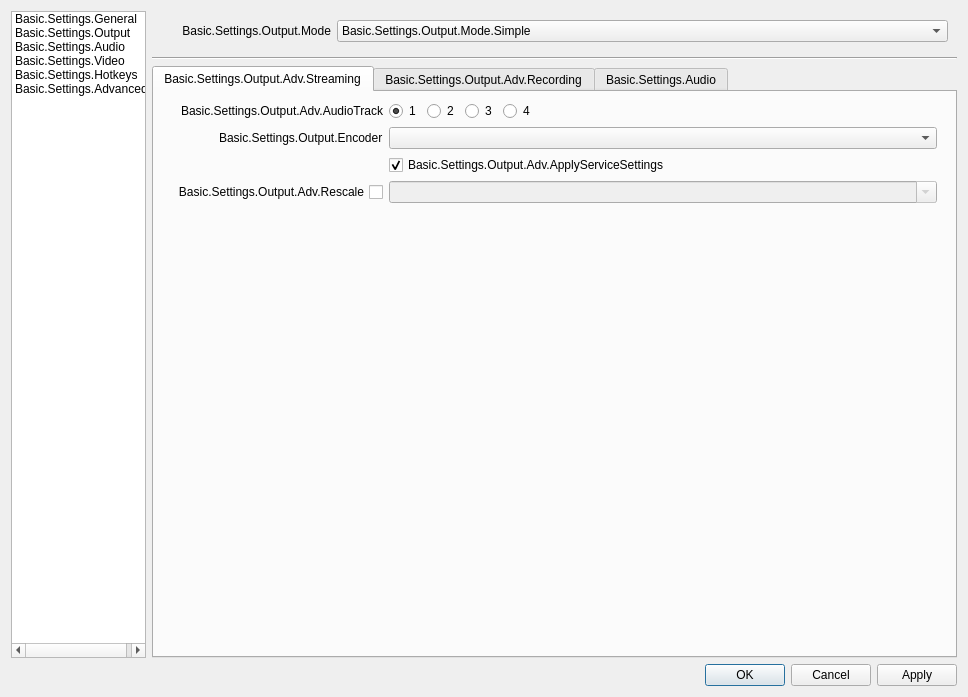
The window that obs/forms/OBSBasicSettings.ui (mixer/tachyon) describes before a commit, drawn with Qt 5.
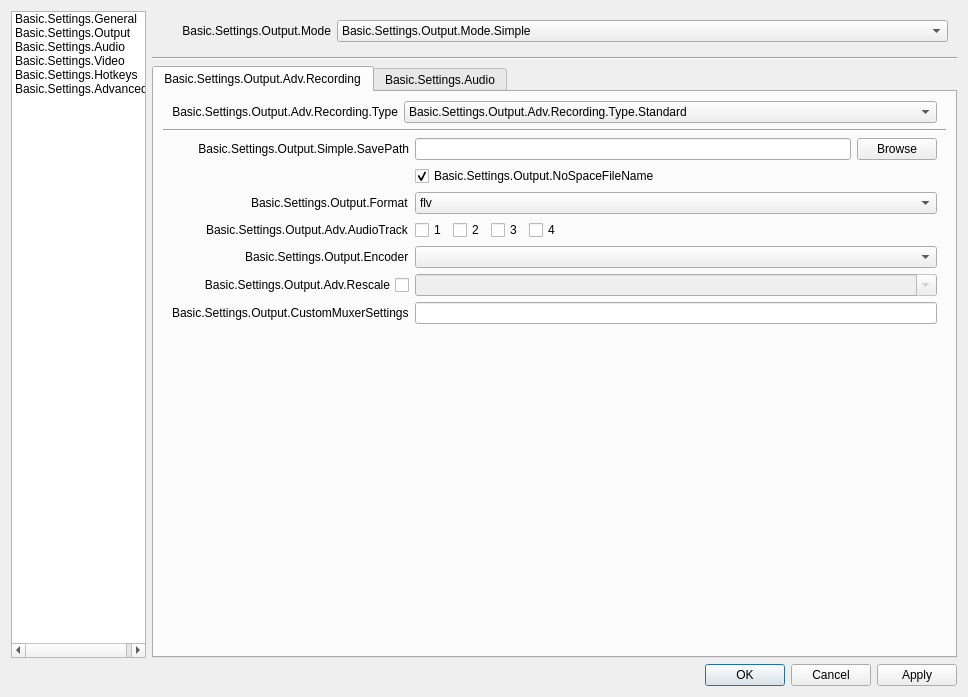
The same window after the commit. The open tabs and pages were chosen to show the change. Icons and pictures are not drawn.

Commit message:
Removed Streaming Tab from Outputs
The Recording Button continues its spree of stolen
identify papers from the Streaming button. (see git
log if you don't get it)

What changed in the file:
```diff
--- a/obs/forms/OBSBasicSettings.ui
+++ b/obs/forms/OBSBasicSettings.ui
@@ -672,181 +672,6 @@
                <property name="usesScrollButtons">
                 <bool>true</bool>
                </property>
-               <widget class="QWidget" name="advOutputStreamTab">
-                <attribute name="title">
-                 <string>Basic.Settings.Output.Adv.Streaming</string>
-                </attribute>
-                <layout class="QVBoxLayout" name="verticalLayout_12">
-                 <property name="leftMargin">
-                  <number>9</number>
-                 </property>
-                 <property name="topMargin">
-                  <number>0</number>
-                 </property>
-                 <property name="rightMargin">
-                  <number>9</number>
-                 </property>
-                 <property name="bottomMargin">
-                  <number>9</number>
-                 </property>
-                 <item alignment="Qt::AlignTop">
-                  <widget class="QWidget" name="widget_4" native="true">
-                   <layout class="QVBoxLayout" name="verticalLayout_14">
-                    <property name="spacing">
-                     <number>0</number>
-                    </property>
-                    <property name="leftMargin">
-                     <number>0</number>
-                    </property>
-                    <property name="topMargin">
-                     <number>0</number>
-                    </property>
-                    <property name="rightMargin">
-                     <number>0</number>
-                    </property>
-                    <property name="bottomMargin">
-                     <number>0</number>
-                    </property>
-                    <item>
-                     <widget class="QWidget" name="advOutTopContainer" native="true">
-                      <property name="sizePolicy">
-                       <sizepolicy hsizetype="Preferred" vsizetype="Maximum">
-                        <horstretch>0</horstretch>
-                        <verstretch>0</verstretch>
-                       </sizepolicy>
-                      </property>
-                      <layout class="QFormLayout" name="formLayout_7">
-                       <property name="fieldGrowthPolicy">
-                        <enum>QFormLayout::AllNonFixedFieldsGrow</enum>
-                       </property>
-                       <property name="labelAlignment">
-                        <set>Qt::AlignRight|Qt::AlignTrailing|Qt::AlignVCenter</set>
-                       </property>
-                       <item row="1" column="0">
-                        <widget class="QLabel" name="label_28">
-                         <property name="minimumSize">
-                          <size>
-                           <width>170</width>
-                           <height>0</height>
-                          </size>
-                         </property>
-                         <property name="text">
-                          <string>Basic.Settings.Output.Adv.AudioTrack</string>
-                         </property>
-                         <property name="alignment">
-                          <set>Qt::AlignRight|Qt::AlignTrailing|Qt::AlignVCenter</set>
-                         </property>
-                        </widget>
-                       </item>
-                       <item row="1" column="1">
-                        <widget class="QWidget" name="widget_8" native="true">
-                         <property name="sizePolicy">
-                          <sizepolicy hsizetype="Maximum" vsizetype="Preferred">
-                           <horstretch>0</horstretch>
-                           <verstretch>0</verstretch>
-                          </sizepolicy>
-                         </property>
-                         <layout class="QHBoxLayout" name="horizontalLayout_7">
-                          <property name="leftMargin">
-                           <number>0</number>
-                          </property>
-                          <property name="topMargin">
-                           <number>0</number>
-                          </property>
-                          <property name="rightMargin">
-                           <number>0</number>
-                          </property>
-                          <property name="bottomMargin">
-                           <number>0</number>
-                          </property>
-                          <item>
-                           <widget class="QRadioButton" name="advOutTrack1">
-                            <property name="text">
-                             <string notr="true">1</string>
-                            </property>
-                            <property name="checked">
-                             <bool>true</bool>
-                            </property>
-                           </widget>
-                          </item>
-                          <item>
-                           <widget class="QRadioButton" name="advOutTrack2">
-                            <property name="text">
-                             <string notr="true">2</string>
-                            </property>
-                           </widget>
-                          </item>
-                          <item>
-                           <widget class="QRadioButton" name="advOutTrack3">
-                            <property name="text">
-                             <string notr="true">3</string>
-                            </property>
-                           </widget>
-                          </item>
-                          <item>
-                           <widget class="QRadioButton" name="advOutTrack4">
-                            <property name="text">
-                             <string notr="true">4</string>
-                            </property>
-                           </widget>
-                          </item>
-                         </layout>
-                        </widget>
-                       </item>
-                       <item row="2" column="0">
-                        <widget class="QLabel" name="advOutEncLabel">
-                         <property name="text">
-                          <string>Basic.Settings.Output.Encoder</string>
-                         </property>
-                        </widget>
-                       </item>
-                       <item row="2" column="1">
-                        <widget class="QComboBox" name="advOutEncoder"/>
-                       </item>
-                       <item row="3" column="1">
-                        <widget class="QCheckBox" name="advOutApplyService">
-                         <property name="text">
-                          <string>Basic.Settings.Output.Adv.ApplyServiceSettings</string>
-                         </property>
-                         <property name="checked">
-                          <bool>true</bool>
-                         </property>
-                        </widget>
-                       </item>
-                       <item row="4" column="0">
-                        <widget class="QCheckBox" name="advOutUseRescale">
-                         <property name="sizePolicy">
-                          <sizepolicy hsizetype="Minimum" vsizetype="Expanding">
-                           <horstretch>0</horstretch>
-                           <verstretch>0</verstretch>
-                          </sizepolicy>
-                         </property>
-                         <property name="layoutDirection">
-                          <enum>Qt::RightToLeft</enum>
-                         </property>
-                         <property name="text">
-                          <string>Basic.Settings.Output.Adv.Rescale</string>
-                         </property>
-                        </widget>
-                       </item>
-                       <item row="4" column="1">
-                        <widget class="QComboBox" name="advOutRescale">
-                         <property name="enabled">
-                          <bool>false</bool>
-                         </property>
-                         <property name="editable">
-                          <bool>true</bool>
-                         </property>
-                        </widget>
-                       </item>
-                      </layout>
-                     </widget>
-                    </item>
-                   </layout>
-                  </widget>
-                 </item>
-                </layout>
-               </widget>
                <widget class="QWidget" name="advOutputRecordTab">
                 <attribute name="title">
                  <string>Basic.Settings.Output.Adv.Recording</string>
```
The commit also changes 2 other files.
